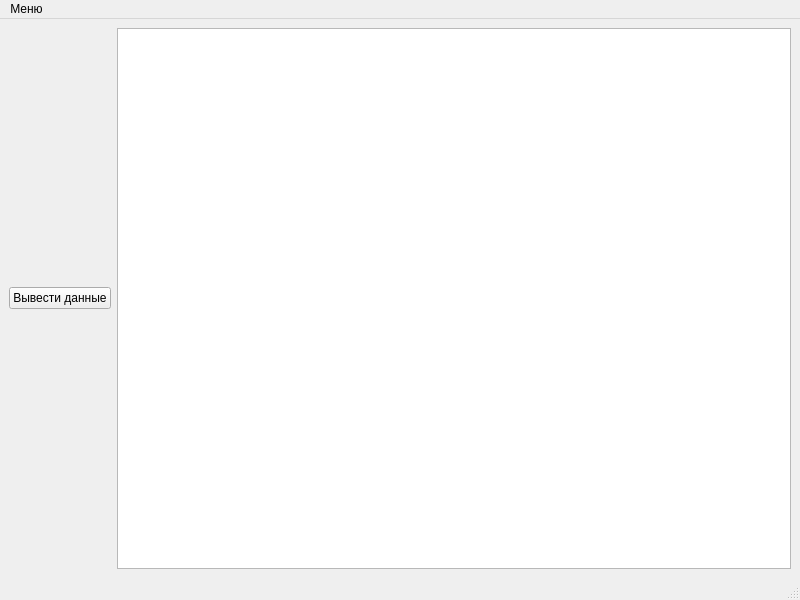
First picture: the form in mainwindow.ui, repository Monliker2/UD, before the edit.
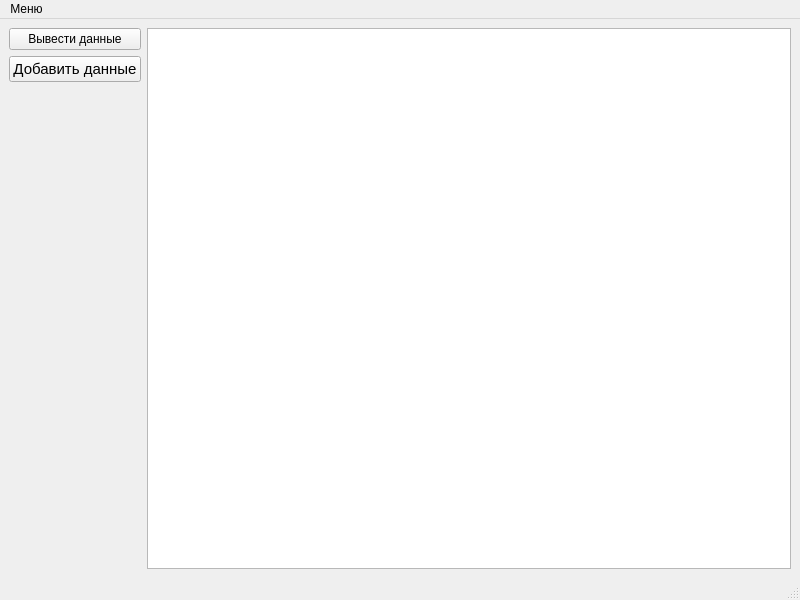
Second picture: the form after the edit.

Patch:
```diff
--- a/mainwindow.ui
+++ b/mainwindow.ui
@@ -15,9 +15,6 @@
   </property>
   <widget class="QWidget" name="centralwidget">
    <layout class="QGridLayout" name="gridLayout">
-    <item row="0" column="1">
-     <widget class="QTableView" name="tableView"/>
-    </item>
     <item row="0" column="0">
      <widget class="QPushButton" name="Print_data">
       <property name="autoFillBackground">
@@ -28,6 +25,22 @@
       </property>
      </widget>
     </item>
+    <item row="1" column="0">
+     <widget class="QPushButton" name="pushButton">
+      <property name="font">
+       <font>
+        <pointsize>11</pointsize>
+        <bold>false</bold>
+       </font>
+      </property>
+      <property name="text">
+       <string>Добавить данные</string>
+      </property>
+     </widget>
+    </item>
+    <item row="0" column="1" rowspan="3">
+     <widget class="QTableView" name="tableView"/>
+    </item>
    </layout>
   </widget>
   <widget class="QMenuBar" name="menubar">
```
